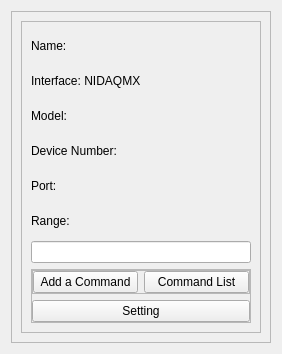
Qt form GUI/ui_files/usb_6525_instrument_device_wid.ui (YeonungK/YonKu) before a commit.
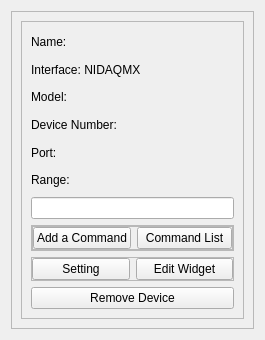
The same form after that commit.

```diff
--- a/GUI/ui_files/usb_6525_instrument_device_wid.ui
+++ b/GUI/ui_files/usb_6525_instrument_device_wid.ui
@@ -6,14 +6,14 @@
    <rect>
     <x>0</x>
     <y>0</y>
-    <width>282</width>
-    <height>354</height>
+    <width>265</width>
+    <height>340</height>
    </rect>
   </property>
   <property name="windowTitle">
    <string>Form</string>
   </property>
-  <layout class="QHBoxLayout" name="horizontalLayout_2">
+  <layout class="QHBoxLayout" name="horizontalLayout_3">
    <item>
     <widget class="QFrame" name="frame_3">
      <property name="frameShape">
@@ -149,6 +149,30 @@
               </layout>
              </widget>
             </item>
+           </layout>
+          </widget>
+         </item>
+         <item>
+          <widget class="QFrame" name="frame_5">
+           <property name="frameShape">
+            <enum>QFrame::StyledPanel</enum>
+           </property>
+           <property name="frameShadow">
+            <enum>QFrame::Raised</enum>
+           </property>
+           <layout class="QHBoxLayout" name="horizontalLayout_2">
+            <property name="leftMargin">
+             <number>0</number>
+            </property>
+            <property name="topMargin">
+             <number>0</number>
+            </property>
+            <property name="rightMargin">
+             <number>0</number>
+            </property>
+            <property name="bottomMargin">
+             <number>0</number>
+            </property>
             <item>
              <widget class="QPushButton" name="settingButton">
               <property name="text">
@@ -156,9 +180,23 @@
               </property>
              </widget>
             </item>
+            <item>
+             <widget class="QPushButton" name="editWidgetButton">
+              <property name="text">
+               <string>Edit Widget</string>
+              </property>
+             </widget>
+            </item>
            </layout>
           </widget>
          </item>
+         <item>
+          <widget class="QPushButton" name="removeDeviceButton">
+           <property name="text">
+            <string>Remove Device</string>
+           </property>
+          </widget>
+         </item>
         </layout>
        </widget>
       </item>
```
